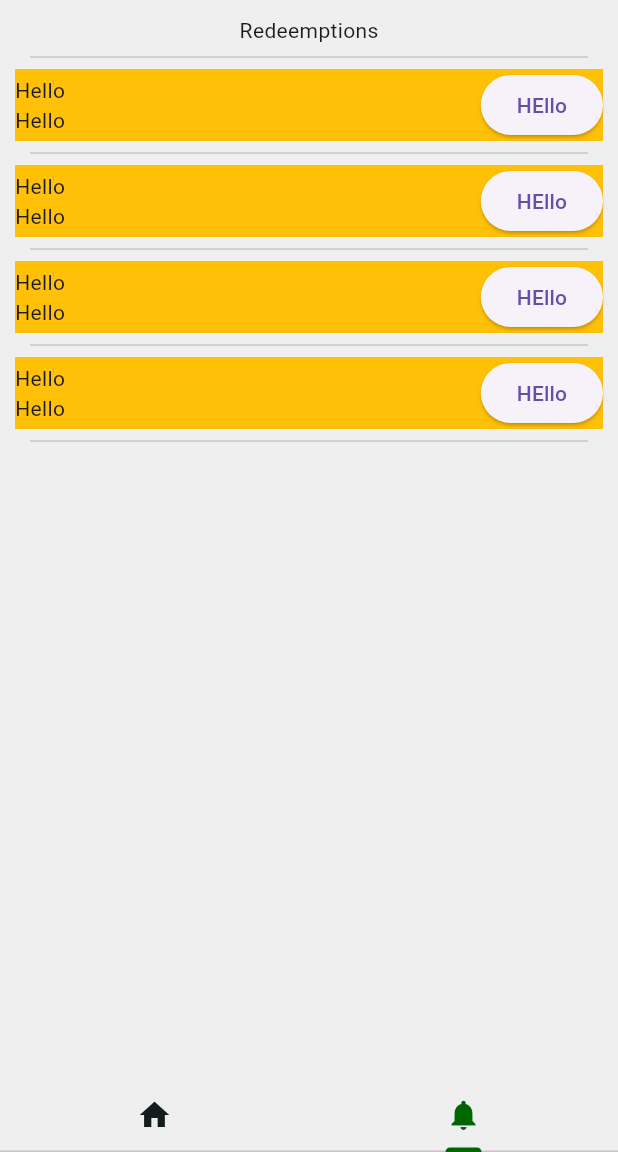
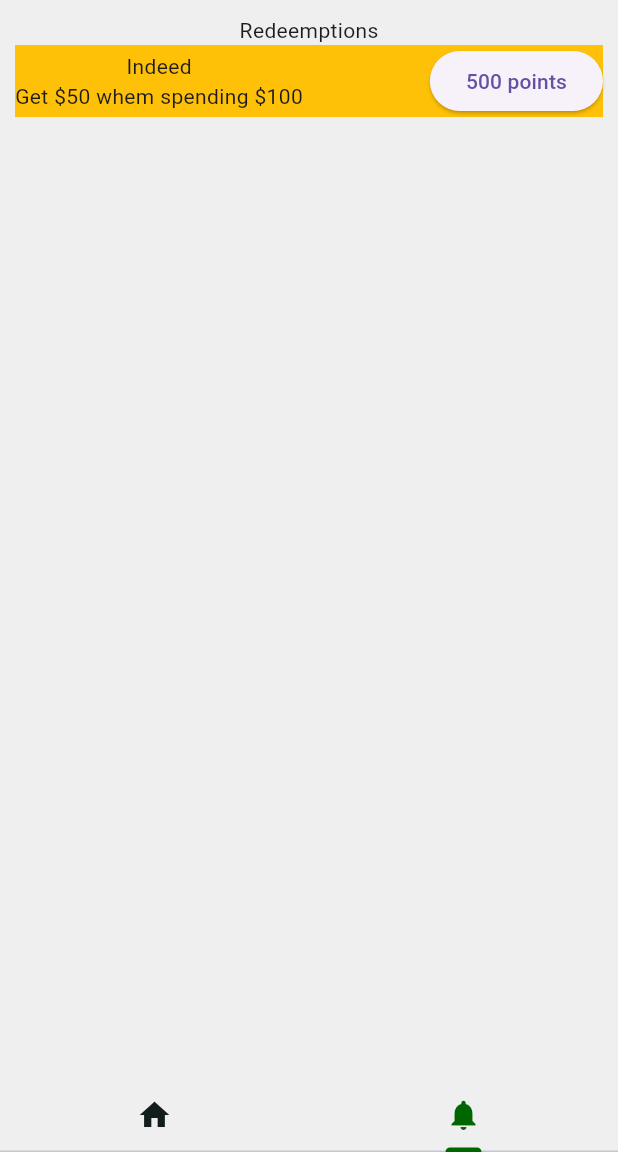
Before and after one commit to HarryLi-CA/Grass, a Flutter app: the screen it shows after launch, tab 2 chosen, on a phone screen of 412 x 824 dp, the part 84-1236 px from its top. Run offline on Flutter 3.47's test engine with Material 3 defaults, Android fonts, the phone set to English and light mode, and no system bars; our stand-ins replace shared_preferences; missing offline and left inert: chat_gpt_sdk.

Commit message:
minor mod

```diff
--- a/lib/main.dart
+++ b/lib/main.dart
@@ -16,7 +16,7 @@
   @override
   Widget build(BuildContext context) {
     if(!User.loaded){
-      User.putDummyData();
+      User.putBankData();
     }
     return const MaterialApp(
       title: 'Grass',
--- a/lib/models/user.dart
+++ b/lib/models/user.dart
@@ -4,6 +4,7 @@
 import 'package:grass/models/redemption.dart';
 import 'package:grass/models/transaction.dart';
 import 'package:shared_preferences/shared_preferences.dart';
+
 
 class User {
   static bool loaded = false;
@@ -111,7 +112,7 @@
     prefs.setStringList("redeemCost", cost);
   }
 
-  static void putDummyData(){
+  static void putBankData(){
     points = 1000;
     transactions = [
       Transaction(category: "Groceries", amt: 2000),
@@ -144,6 +145,18 @@
       Redemption(company: "Indeed", description: "Get \$50 whem spending \$100", cost: 500),
     ];
     //saveUser();
+    int total = 0;
+    for (var i = 0; i < assets.length; i++) {
+      total += assets[i].amt??0;
+    }
+    for (var i = 0; i < liabilities.length; i++) {
+      total -= liabilities[i].amt??0;
+    }
+    if(total>1000){
+      points+=100;
+      milestones.remove(milestones[0]);
+
+    }
     loaded = true;
   }
 }
--- a/lib/redemption_page.dart
+++ b/lib/redemption_page.dart
@@ -1,4 +1,5 @@
 import 'package:flutter/material.dart';
+import 'package:grass/models/user.dart';
 
 class RedemptionPage extends StatelessWidget {
   const RedemptionPage({super.key});
@@ -12,29 +13,29 @@
           Text("Redeemptions"),
           Expanded(
             child: ListView.separated(
-              itemBuilder: (BuildContext context, int index) { return Divider(indent: 10,
+              separatorBuilder: (BuildContext context, int index) { return Divider(indent: 10,
                       endIndent: 10,);},
-              separatorBuilder: (BuildContext context, int index) {
+              itemBuilder: (BuildContext context, int index) {
                 return Container(
                   color: Colors.amber,
                   child: Row(
                     children: [
                       Column(
                         children: [
-                          Text("Hello"),
-                          Text("Hello")
+                          Text(User.redemptions[index].company??""),
+                          Text(User.redemptions[index].description??"")
                           ],
                       ),
                       Spacer(),
                       ElevatedButton(
                         onPressed: (){},
-                        child: Text("HEllo"),
+                        child: Text(User.redemptions[index].cost.toString()+" points"),
                       )
                     ],
                   ),
                 );
               },
-              itemCount: 5,
+              itemCount: User.redemptions.length,
             ),
           ),
         ],
--- a/pubspec.yaml
+++ b/pubspec.yaml
@@ -19,3 +19,5 @@
 
 flutter:
   uses-material-design: true
+  assets:
+    - assets/icon.png
```
Also changed, not shown: lib/assets/icon.png (added).
